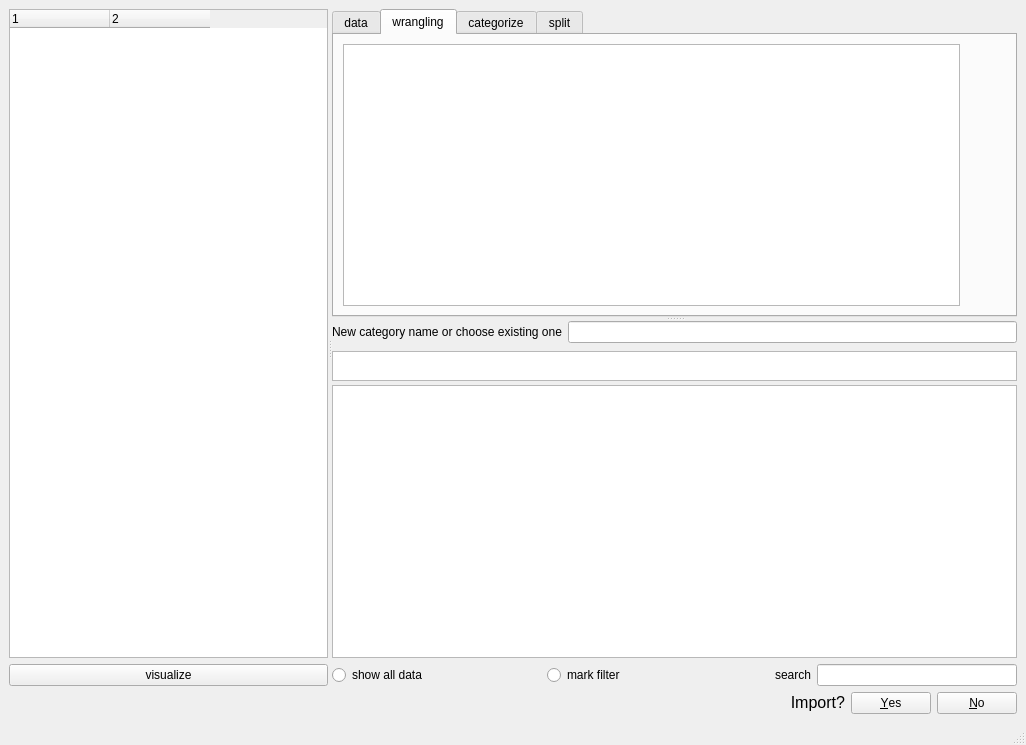
Old version of the form qt_gui/design/main_window.ui in the repository zielaskowski/banking.
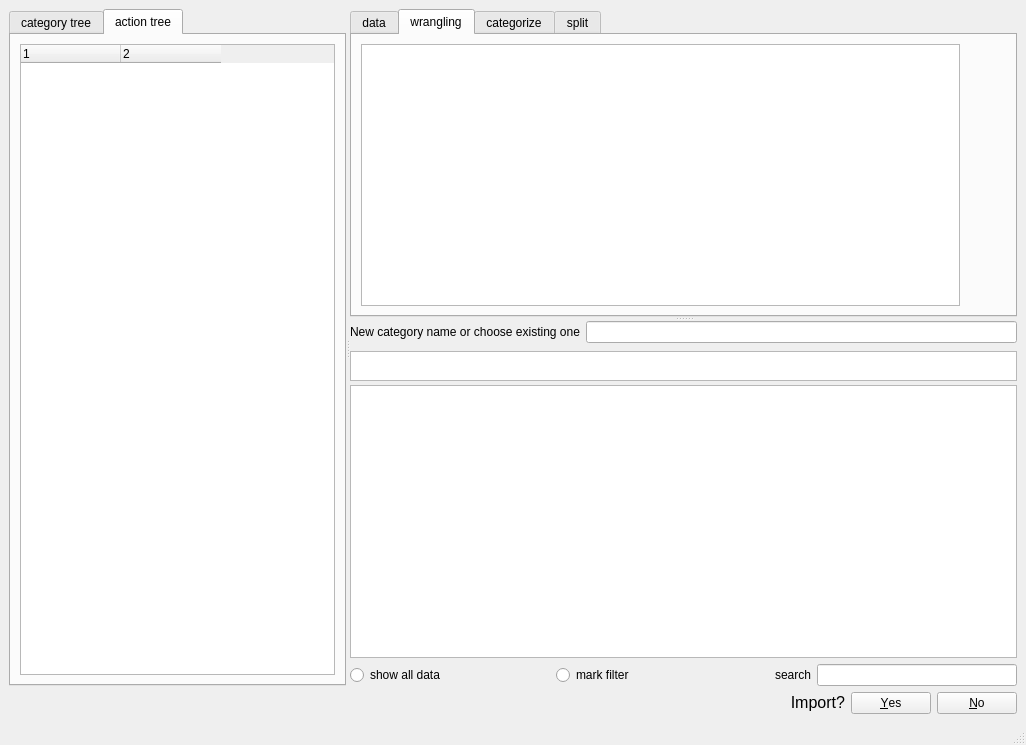
New version of the form. The open tabs and pages were chosen to show the change. Icons and pictures are not drawn.

Commit message: config and gui design

Patch:
```diff
--- a/qt_gui/design/main_window.ui
+++ b/qt_gui/design/main_window.ui
@@ -35,6 +35,19 @@
       <widget class="QWidget" name="layoutWidget">
        <layout class="QVBoxLayout" name="verticalLayout_6">
         <item>
+         <widget class="QTabWidget" name="tabWidget">
+          <property name="tabPosition">
+           <enum>QTabWidget::North</enum>
+          </property>
+          <property name="currentIndex">
+           <number>1</number>
+          </property>
+          <widget class="QWidget" name="catTree">
+           <attribute name="title">
+            <string>category tree</string>
+           </attribute>
+           <layout class="QVBoxLayout" name="verticalLayout_13">
+            <item>
          <widget class="QTreeWidget" name="tree_db">
           <property name="sizePolicy">
            <sizepolicy hsizetype="Minimum" vsizetype="MinimumExpanding">
@@ -87,6 +100,61 @@
         </item>
        </layout>
       </widget>
+          <widget class="QWidget" name="actTree">
+           <attribute name="title">
+            <string>action tree</string>
+           </attribute>
+           <layout class="QVBoxLayout" name="verticalLayout_14">
+            <item>
+             <widget class="QTreeWidget" name="act_db">
+              <property name="sizePolicy">
+               <sizepolicy hsizetype="Minimum" vsizetype="MinimumExpanding">
+                <horstretch>0</horstretch>
+                <verstretch>0</verstretch>
+               </sizepolicy>
+              </property>
+              <property name="minimumSize">
+               <size>
+                <width>150</width>
+                <height>0</height>
+               </size>
+              </property>
+              <property name="maximumSize">
+               <size>
+                <width>16777215</width>
+                <height>16777215</height>
+               </size>
+              </property>
+              <property name="contextMenuPolicy">
+               <enum>Qt::ActionsContextMenu</enum>
+              </property>
+              <property name="columnCount">
+               <number>2</number>
+              </property>
+              <attribute name="headerCascadingSectionResizes">
+               <bool>true</bool>
+              </attribute>
+              <attribute name="headerStretchLastSection">
+               <bool>false</bool>
+              </attribute>
+              <column>
+               <property name="text">
+                <string notr="true">1</string>
+               </property>
+              </column>
+              <column>
+               <property name="text">
+                <string notr="true">2</string>
+               </property>
+              </column>
+             </widget>
+            </item>
+           </layout>
+          </widget>
+         </widget>
+        </item>
+       </layout>
+      </widget>
       <widget class="QSplitter" name="splitter">
        <property name="orientation">
         <enum>Qt::Vertical</enum>
```
Left out of the diff: 2 changed lines with no effect on the pictures. Lines whose indentation alone changed are shown as unchanged. The commit also changes 3 other files.
